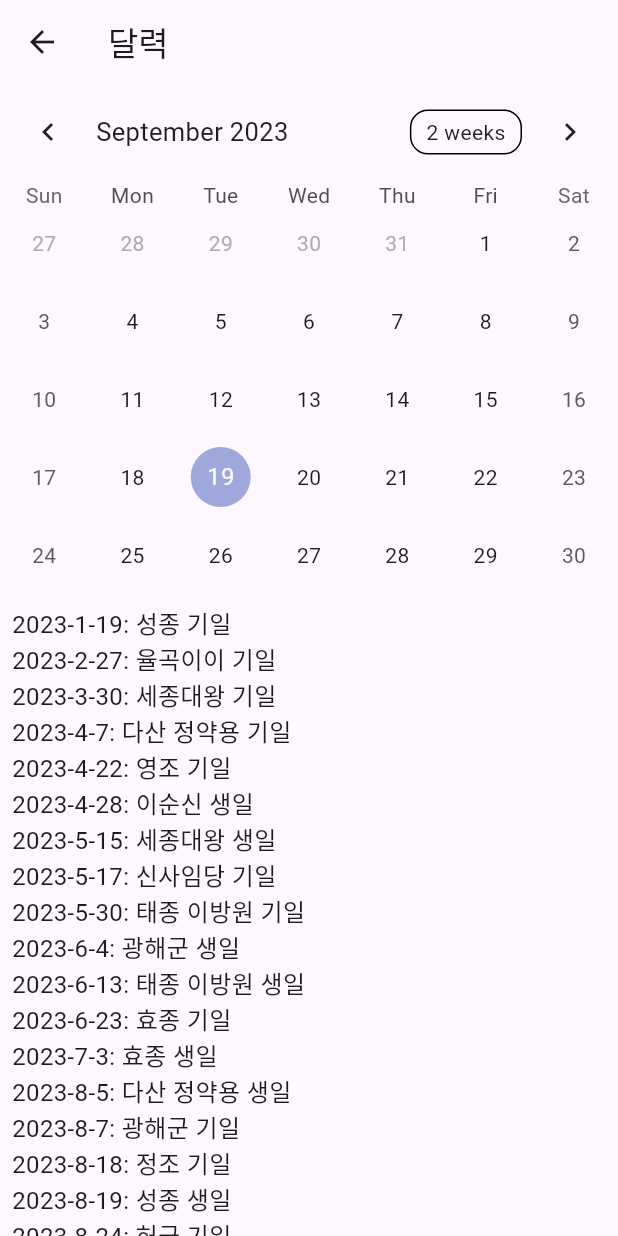
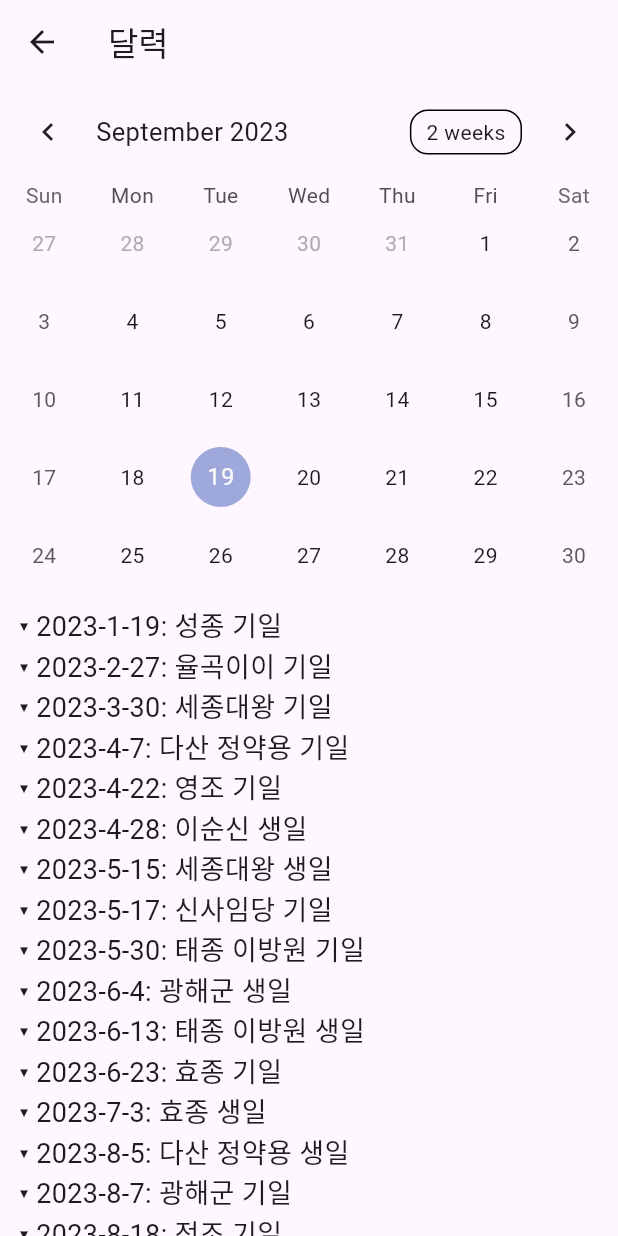
Before and after one commit to HaniumCapstone/flutter_application, a Flutter app: the CalendarPage screen opened directly, on a phone screen of 412 x 824 dp. Run offline on Flutter 3.47's test engine with Material 2 defaults, Android fonts, the phone set to English and light mode, and no system bars; drawn by our look-alikes of table_calendar; our stand-ins replace flutter_dotenv, shared_preferences; missing offline and left inert: kakao_flutter_sdk; accounts and stored records are empty.

Commit message:
feat: comment (#8) 디자인 수정2 - 디테일 추가

```diff
--- a/lib/screens/calender_page.dart
+++ b/lib/screens/calender_page.dart
@@ -147,7 +147,7 @@ class _CalendarPageState extends State<CalendarPage> {
             if(_selectedDay != null)
               Padding(padding: const EdgeInsets.all(8.0),
                 child: Text(
-                  '${_focusedDay.month}월의 이벤트',
+                  '▶ ${_focusedDay.month}월의 이벤트',
                   style: TextStyle(fontSize: 25, fontWeight: FontWeight.bold),
                 ),
               ),
@@ -158,17 +158,17 @@ class _CalendarPageState extends State<CalendarPage> {
                   crossAxisAlignment: CrossAxisAlignment.start,
                   children: _sortedEventDates.map((date) {
                     return Text(
-                      '${date.year}-${date.month}-${date.day}: ${_events[date]!.join(", ")}',
-                      style: TextStyle(fontSize: 16),
+                      ' ▾ ${date.year}-${date.month}-${date.day}: ${_events[date]!.join(", ")}',
+                      style: TextStyle(fontSize: 18),
                     );
                   }).toList(),
                 ),
               ),
-            SizedBox(height: 20),
+            SizedBox(height: 16),
             if(_selectedDay != null)
               Padding(padding: const EdgeInsets.all(8.0),
               child: Text(
-                '${_selectedDay?.year}-${_selectedDay?.month}-${_selectedDay?.day}일 이벤트',
+                '▶ ${_selectedDay?.year}-${_selectedDay?.month}-${_selectedDay?.day}일 이벤트',
                 style: TextStyle(fontSize: 25, fontWeight: FontWeight.bold),
               ),
               ),
@@ -177,7 +177,7 @@ class _CalendarPageState extends State<CalendarPage> {
                 padding: const EdgeInsets.all(8.0),
 
                 child: Text(
-                  _eventDetails,
+                  ' ▾ ${_eventDetails}',
                   style: TextStyle(fontSize: 16),
                 ),
               ),
```
